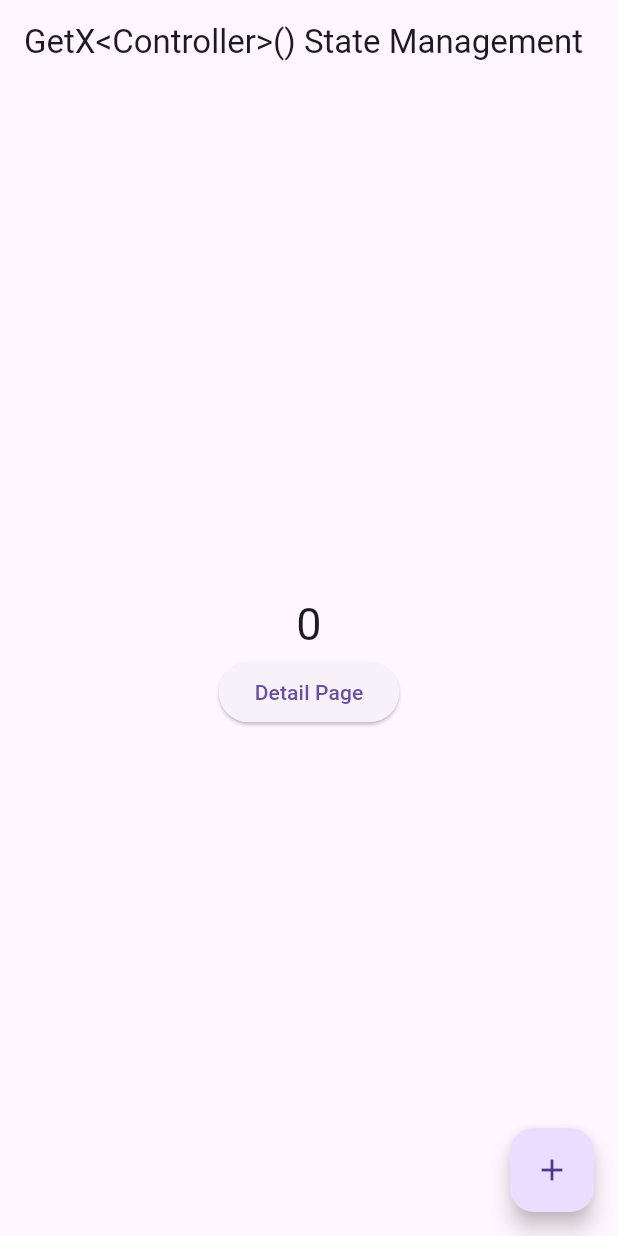
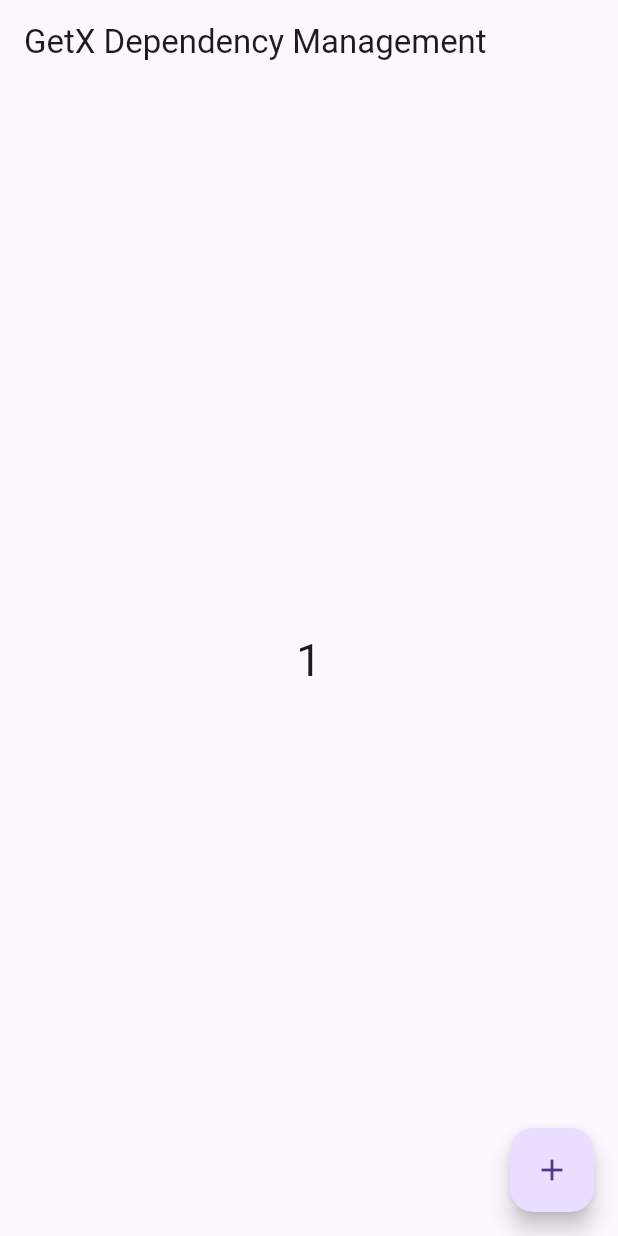
Before and after one commit to jsmile/getx_v463, a Flutter app: the screen it shows after launch, after a tap on the "add" icon, on a phone screen of 412 x 824 dp. Run offline on Flutter 3.47's test engine with Material 3 defaults, Android fonts, the phone set to English and light mode, and no system bars; our stand-ins replace get; missing offline and left inert: ansicolor, dart:ffi.

Commit message:
begin GetX Dependency Management

```diff
--- /dev/null
+++ b/lib/dependency_mamagement/binding.dart
@@ -0,0 +1,42 @@
+import 'package:get/get.dart';
+
+import './classes.dart';
+import './controller.dart';
+
+class DetailsBinding implements Bindings {
+  @override
+  void dependencies() {
+    // LazyLoad a dependency only when it is used.
+    Get.lazyPut<Controller>(() => Controller());
+    // Get.lazyPut<Controller>(
+    //   // method will be executed when your class is
+    //   () => Controller(),
+    //   // same as Get.put()
+    //   tag: 'uniqueId for lazyPut',
+    //   // It is smilar to 'Permanent'
+    //   // recreate the instance from 'same place'
+    //   // if set to true, it will stay in the mamory
+    //   fenix: false,
+    // );
+
+    // // an async mehtod that will be excuted to instanciate
+    // Get.putASync<AsyncTask>(
+    //   () async {
+    //     await Future.delayed(const Duration(seconds: 3));
+    //     return AsyncTask();
+    //   },
+    //   // using Get.find<Controller>() with unique id
+    //   tag: 'uniqueId for putAsync',
+    //   // kept instance throughout the entire app.
+    //   permanent: false,
+    // );
+
+    // // create new instance every time, not Singleton
+    // Get.create<Controller>(
+    //   // a function that returns a class
+    //   () => Controller(),
+    //   tag: 'uniqueId for create',
+    //   permanent: true,
+    // );
+  }
+}
--- /dev/null
+++ b/lib/dependency_mamagement/classes.dart
@@ -0,0 +1,7 @@
+abstract class Base {}
+
+class Parent extends Base {}
+
+class Child extends Parent {}
+
+class AsyncTask {}
--- /dev/null
+++ b/lib/dependency_mamagement/controller.dart
@@ -0,0 +1,40 @@
+import 'package:flutter/material.dart';
+import 'package:get/get.dart';
+
+import '/utils/ansi_color.dart';
+
+class Controller extends GetxController {
+  // reactive 변수 선언
+  final count = 0.obs;
+
+  void increment() {
+    count.value++; // final reactive 변수의 값 변경은 .value 로 접근하여 변경
+  }
+
+  void clearCount() {
+    debugPrint(info('### clearCount()'));
+
+    count.value = 0;
+  }
+
+  @override
+  void onInit() {
+    super.onInit();
+    // called immediately after the widget is allocated in memory
+    debugPrint(info('### Controller onInit() is called'));
+  }
+
+  @override
+  void onReady() {
+    super.onReady();
+    // called after the widget is rendered on screen
+    debugPrint(info('### Controller onReady() is called'));
+  }
+
+  @override
+  void onClose() {
+    // called just before the Controller is deleted from memory
+    debugPrint(info('### Controller onClose() is called'));
+    super.onClose();
+  }
+}
--- /dev/null
+++ b/lib/dependency_mamagement/view.dart
@@ -0,0 +1,118 @@
+import 'package:flutter/material.dart';
+import 'package:get/get.dart';
+
+import './binding.dart';
+import './classes.dart';
+import './controller.dart';
+import './detail_page.dart';
+
+class DepnedencyView extends StatelessWidget {
+  DepnedencyView({super.key});
+
+  // Singleton, one instance share with entire app.
+  // Controller constroller = Controller();
+  final controller = Get.put(Controller()); // Get.put() :  Singleton instance
+
+  // specific type of Controller
+  // final parent = Get.put<Parent>( Parent() );
+  // final child = Get.put<Parent>( child() );
+  // final child = Get.replace<Parent>( child() );
+  // final child = Get.lazyReplace<Parent>( () => child() );
+
+  // final controller2 = Get.put( Controller() );
+  // final controller2 = Get.put(
+  //   Controller(),
+  //   // multiple classes that are of the same type
+  //   // using Get.find<Controller>() with unique id
+  //   tag: 'uniqueId',
+  //   // keep instance throughout the entire app.
+  //   permanent: false,
+  // );
+
+  @override
+  Widget build(BuildContext context) {
+    return GetMaterialApp(
+      // initialBinding: DetailsBinding(),
+      // getPages: [
+      //   GetPage(
+      //     name: '/detail',
+      //     page: () => const DetailPage(),
+      //     // binding: DetailsBinding(),
+      //     binding: BindingsBuilder(
+      //       // LazyLoad a dependency only when it is used.
+      //       ( ) {
+      //         Get.lazyPut<Controller>( () => Controller() );
+      //         // Get.lazyPut<Controller>(
+      //         //   // method will be excuted when you
+      //         //   () => Controller(),
+      //         //   // same as Get.put()
+      //         //   tag: 'uniqueId for lazyPut',
+      //         //   // It is smilar to 'Permanent'
+      //         //   // recreate the instance from 'same place'
+      //         //   fenix: false,
+      //         // );
+      //       }
+      //     ),
+
+      //   ),
+      // ],
+
+      home: Scaffold(
+        appBar: AppBar(
+          title: const Text('GetX Dependency Management'),
+        ),
+        body: Center(
+          child: Column(
+            mainAxisAlignment: MainAxisAlignment.center,
+            children: [
+              // Reactive State Management
+              Obx(
+                () => Text(
+                  '${controller.count.value}', // 수정이 아닌 조회 시에는 .value 사용
+                  style: const TextStyle(fontSize: 30),
+                ),
+              ),
+              // Obx(
+              //   () => Text(
+              //     '${controller2.count.value}', // 수정이 아닌 조회 시에는 .value 사용
+              //     style: const TextStyle(fontSize: 30),
+              //   ),
+              // ),
+              // // Simple State Management : 일반 var 을 대상으로 동작함.
+              // GetBuilder<Controller>(
+              //   id: 'count1',
+              //   init: Controller(),
+              //   builder: (controller) => Text(
+              //     '${controller.count}',
+              //     style: const TextStyle(fontSize: 30),
+              //   ),
+              // ),
+              // GetBuilder<Controller>(
+              //   id: 'count2',
+              //   builder: (controller) => Text(
+              //     '${controller.count}',
+              //     style: const TextStyle(fontSize: 30),
+              //   ),
+              // ),
+              // ElevatedButton(
+              //   // onPressed: () => Get.to(
+              //   //   () => DetailPage(),
+              //   // ),
+              //   onPressed: () => Get.toNamed(
+              //     '/detail',
+              //   ),
+              //   child: const Text('Detail Page'),
+              // ),
+            ],
+          ),
+        ),
+        floatingActionButton: FloatingActionButton(
+          onPressed: () => Get.find<Controller>().increment(),
+          // onPressed: () => Get.find<Controller>( tag: 'uniqueId' ).increment(),
+          // onPressed: () => controller.increment(),
+          child: const Icon(Icons.add),
+        ),
+      ),
+    );
+  }
+}
--- a/lib/main.dart
+++ b/lib/main.dart
@@ -3,7 +3,8 @@
 // import 'navigation/get_navigation.dart';
 // import 'state_management/reactive_state_management.dart';
 // import 'state_management/simple_state_management.dart';
-import 'getx_controller/view.dart';
+// import 'getx_controller/view.dart';
+import 'dependency_mamagement/view.dart';
 
 void main() {
   // ansi color log 초기화
@@ -18,7 +19,9 @@
   // // GetX Simple State Management
   // runApp(const SimpleStateManagement());
 
-  // GetX Controller
-  runApp(const GetXControllerView());
+  // // GetX Controller
+  // runApp(const GetXControllerView());
+
+  // GetX Dependency Management
+  runApp(DepnedencyView());
 }
-//
```
Also changed, not shown: lib/dependency_mamagement/detail_page.dart (added, +11 -0 lines).
